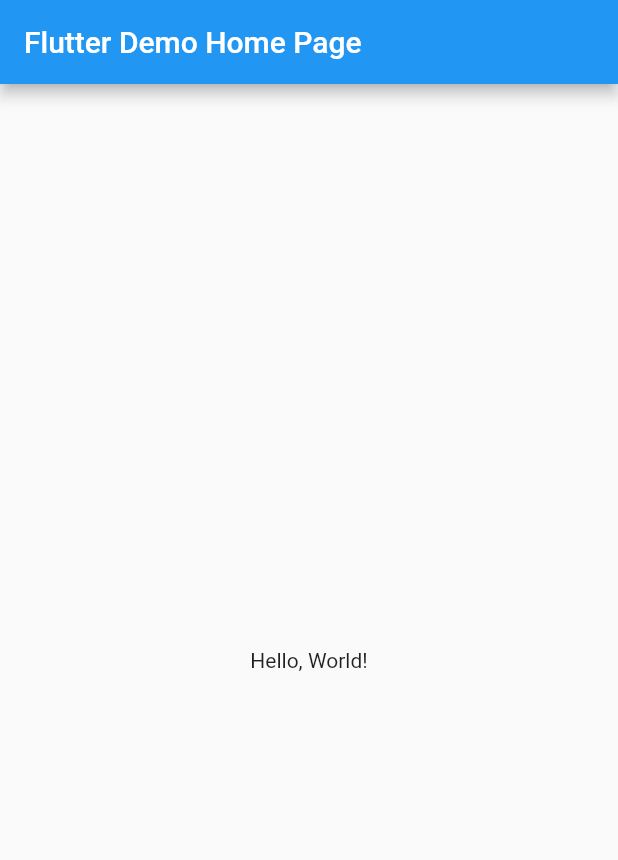
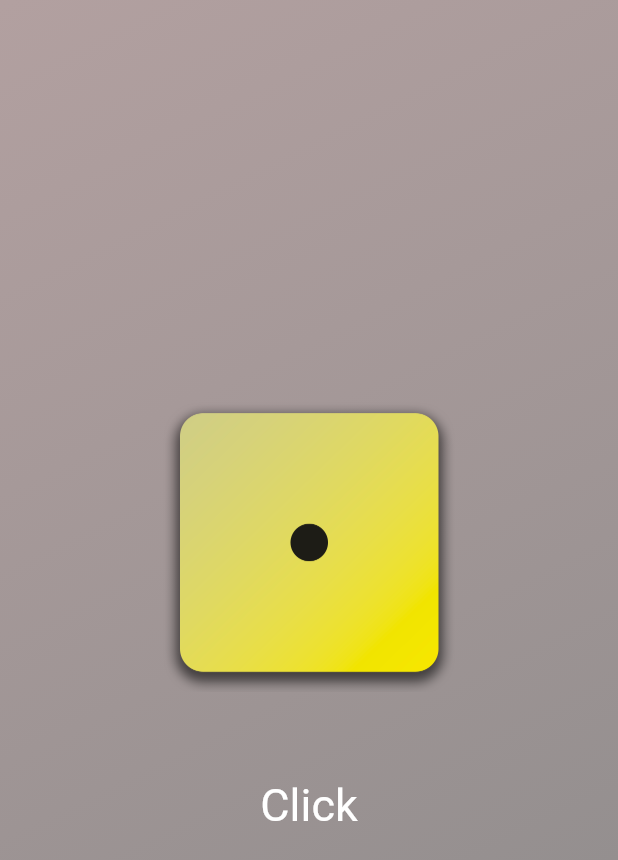
Before and after one commit to kubermirajakar/RollDice, a Flutter app: the screen it shows after launch, on a phone screen of 412 x 824 dp. Shown: the top 860 px of the screen. Run offline on Flutter 3.47's test engine with Material 2 defaults, Android fonts, the phone set to English and light mode, and no system bars.

```diff
--- /dev/null
+++ b/lib/Centered.dart
@@ -0,0 +1,51 @@
+import 'package:flutter/material.dart';
+import 'dart:math';
+
+class Centered extends StatefulWidget {
+  const Centered({super.key});
+  @override
+  State<Centered> createState() {
+    return _CenteredState();
+  }
+}
+
+class _CenteredState extends State<Centered> {
+  var imgesPhoto = 'assets/images/dice-1.png';
+
+  void roll() {
+    var rollDo = Random().nextInt(6) + 1;
+    setState(() {
+      imgesPhoto = 'assets/images/dice-$rollDo.png';
+    });
+  }
+
+  Widget build(BuildContext context) {
+    return Center(
+      child: Column(
+        mainAxisSize: MainAxisSize.min,
+        children: [
+          Image.asset(
+            imgesPhoto,
+            width: 200,
+          ),
+          SizedBox(
+            height: 50,
+          ),
+          TextButton(
+            onPressed: roll,
+            style: TextButton.styleFrom(
+              // padding: EdgeInsets.only(top: 200),
+              foregroundColor: Colors.white,
+              textStyle: TextStyle(
+                fontSize: 30,
+              ),
+            ),
+            child: Text(
+              'Click',
+            ),
+          )
+        ],
+      ),
+    );
+  }
+}
--- /dev/null
+++ b/lib/container_widget.dart
@@ -0,0 +1,19 @@
+import 'package:flutter/material.dart';
+import 'package:helloworld/Centered.dart';
+
+class ContainerNew extends StatelessWidget {
+  ContainerNew({super.key});
+
+  @override
+  Widget build(BuildContext context) {
+    return Container(
+        decoration: const BoxDecoration(
+          gradient: LinearGradient(
+            colors: [Color(0x623f1010), Colors.black45],
+            begin: Alignment.topLeft,
+            end: Alignment.bottomRight,
+          ),
+        ),
+        child: const Centered());
+  }
+}
--- a/lib/main.dart
+++ b/lib/main.dart
@@ -1,42 +1,12 @@
 import 'package:flutter/material.dart';
+import 'package:helloworld/container_widget.dart';
 
-void main() => runApp(MyApp());
-
-class MyApp extends StatelessWidget {
-  const MyApp({super.key});
-  // This widget is the root of your application.
-  @override
-  Widget build(BuildContext context) {
-    return MaterialApp(
-      // Application name
-      title: 'Flutter Hello World',
-      // Application theme data, you can set the colors for the application as
-      // you want
-      theme: ThemeData(
-        primarySwatch: Colors.blue,
+void main() {
+  runApp(
+    MaterialApp(
+      home: Scaffold(
+        body: ContainerNew(),
       ),
-      // A widget which will be started on application startup
-      home: MyHomePage(title: 'Flutter Demo Home Page'),
-    );
-  }
+    ),
+  );
 }
-
-class MyHomePage extends StatelessWidget {
-  final String title;
-  const MyHomePage({super.key, required this.title});
-
-  @override
-  Widget build(BuildContext context) {
-    return Scaffold(
-      appBar: AppBar(
-        // The title text which will be shown on the action bar
-        title: Text(title),
-      ),
-      body: Center(
-        child: Text(
-          'Hello, World!',
-        ),
-      ),
-    );
-  }
-}
```
Also changed, not shown: pubspec.yaml (+8 -3 lines), assets/images/dice-1.png (added), assets/images/dice-2.png (added), assets/images/dice-3.png (added), assets/images/dice-4.png (added), assets/images/dice-5.png (added), assets/images/dice-6.png (added).
